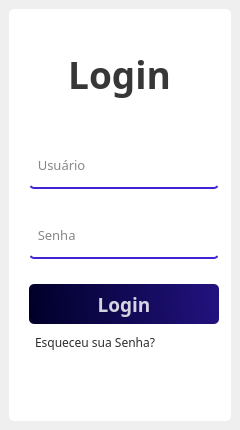
Old version of the form Designer/login.ui in the repository Kaue-14/PATP_Nivel_2.
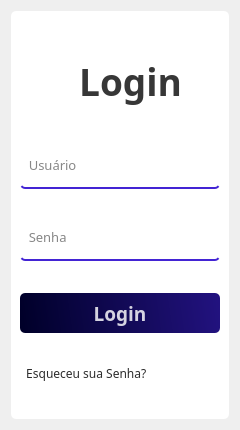
New version of the form. Icons and pictures are not drawn.

```diff
--- a/Designer/login.ui
+++ b/Designer/login.ui
@@ -37,27 +37,21 @@
   <property name="styleSheet">
    <string notr="true"/>
   </property>
+  <layout class="QGridLayout" name="gridLayout">
+   <item row="0" column="0">
   <widget class="QWidget" name="widget" native="true">
-   <property name="geometry">
-    <rect>
-     <x>9</x>
-     <y>9</y>
-     <width>222</width>
-     <height>412</height>
-    </rect>
-   </property>
    <property name="styleSheet">
     <string notr="true">background-color: rgb(255, 255, 255);
 border-radius: 5px;</string>
    </property>
+     <layout class="QGridLayout" name="gridLayout_2">
+      <item row="1" column="1">
    <widget class="QLineEdit" name="input_user">
-    <property name="geometry">
-     <rect>
-      <x>20</x>
-      <y>140</y>
+        <property name="minimumSize">
+         <size>
       <width>190</width>
       <height>40</height>
-     </rect>
+         </size>
     </property>
     <property name="font">
      <font>
@@ -76,43 +70,33 @@
      <string>  Usuário</string>
     </property>
    </widget>
-   <widget class="QLineEdit" name="input_password">
-    <property name="geometry">
-     <rect>
-      <x>20</x>
-      <y>210</y>
-      <width>190</width>
-      <height>40</height>
-     </rect>
-    </property>
-    <property name="font">
-     <font>
-      <family>JetBrains Mono</family>
-      <pointsize>10</pointsize>
-     </font>
-    </property>
-    <property name="styleSheet">
-     <string notr="true">background-color:rgba(0, 0, 0, 0);
-border:none;
-border-bottom:2px solid rgb(67, 36, 212);
-color:rgba(0, 0, 0, 240);
-padding-bottom:7px;</string>
-    </property>
-    <property name="echoMode">
-     <enum>QLineEdit::Password</enum>
-    </property>
-    <property name="placeholderText">
-     <string>  Senha</string>
-    </property>
-   </widget>
+      </item>
+      <item row="1" column="0">
+       <spacer name="horizontalSpacer">
+        <property name="orientation">
+         <enum>Qt::Horizontal</enum>
+        </property>
+        <property name="sizeHint" stdset="0">
+         <size>
+          <width>40</width>
+          <height>20</height>
+         </size>
+        </property>
+       </spacer>
+      </item>
+      <item row="0" column="1">
    <widget class="QLabel" name="title_login">
-    <property name="geometry">
-     <rect>
-      <x>0</x>
-      <y>30</y>
+        <property name="minimumSize">
+         <size>
       <width>221</width>
       <height>71</height>
-     </rect>
+         </size>
+        </property>
+        <property name="maximumSize">
+         <size>
+          <width>16777215</width>
+          <height>71</height>
+         </size>
     </property>
     <property name="font">
      <font>
@@ -132,35 +116,56 @@
      <set>Qt::AlignCenter</set>
     </property>
    </widget>
-   <widget class="QLabel" name="forgot_password">
-    <property name="geometry">
-     <rect>
-      <x>26</x>
-      <y>325</y>
-      <width>181</width>
-      <height>16</height>
-     </rect>
+      </item>
+      <item row="2" column="1">
+       <widget class="QLineEdit" name="input_password">
+        <property name="minimumSize">
+         <size>
+          <width>190</width>
+          <height>40</height>
+         </size>
     </property>
     <property name="font">
      <font>
       <family>JetBrains Mono</family>
+          <pointsize>10</pointsize>
      </font>
     </property>
     <property name="styleSheet">
-     <string notr="true">color:rgba(0, 0, 0, 210);</string>
-    </property>
-    <property name="text">
-     <string>Esqueceu sua Senha?</string>
-    </property>
-   </widget>
+         <string notr="true">background-color:rgba(0, 0, 0, 0);
+border:none;
+border-bottom:2px solid rgb(67, 36, 212);
+color:rgba(0, 0, 0, 240);
+padding-bottom:7px;</string>
+        </property>
+        <property name="echoMode">
+         <enum>QLineEdit::Password</enum>
+        </property>
+        <property name="placeholderText">
+         <string>  Senha</string>
+        </property>
+       </widget>
+      </item>
+      <item row="1" column="2">
+       <spacer name="horizontalSpacer_2">
+        <property name="orientation">
+         <enum>Qt::Horizontal</enum>
+        </property>
+        <property name="sizeHint" stdset="0">
+         <size>
+          <width>40</width>
+          <height>20</height>
+         </size>
+        </property>
+       </spacer>
+      </item>
+      <item row="3" column="1">
    <widget class="QPushButton" name="button_login">
-    <property name="geometry">
-     <rect>
-      <x>20</x>
-      <y>275</y>
+        <property name="minimumSize">
+         <size>
       <width>190</width>
       <height>40</height>
-     </rect>
+         </size>
     </property>
     <property name="font">
      <font>
@@ -189,7 +194,38 @@
      <string>Login</string>
     </property>
    </widget>
-  </widget>
+      </item>
+      <item row="4" column="1">
+       <widget class="QLabel" name="forgot_password">
+        <property name="minimumSize">
+         <size>
+          <width>181</width>
+          <height>16</height>
+         </size>
+        </property>
+        <property name="maximumSize">
+         <size>
+          <width>16777215</width>
+          <height>16</height>
+         </size>
+        </property>
+        <property name="font">
+         <font>
+          <family>JetBrains Mono</family>
+         </font>
+        </property>
+        <property name="styleSheet">
+         <string notr="true">color:rgba(0, 0, 0, 210);</string>
+        </property>
+        <property name="text">
+         <string>  Esqueceu sua Senha?</string>
+        </property>
+       </widget>
+      </item>
+     </layout>
+    </widget>
+   </item>
+  </layout>
  </widget>
  <resources/>
  <connections/>
```
Lines whose indentation alone changed are shown as unchanged.
